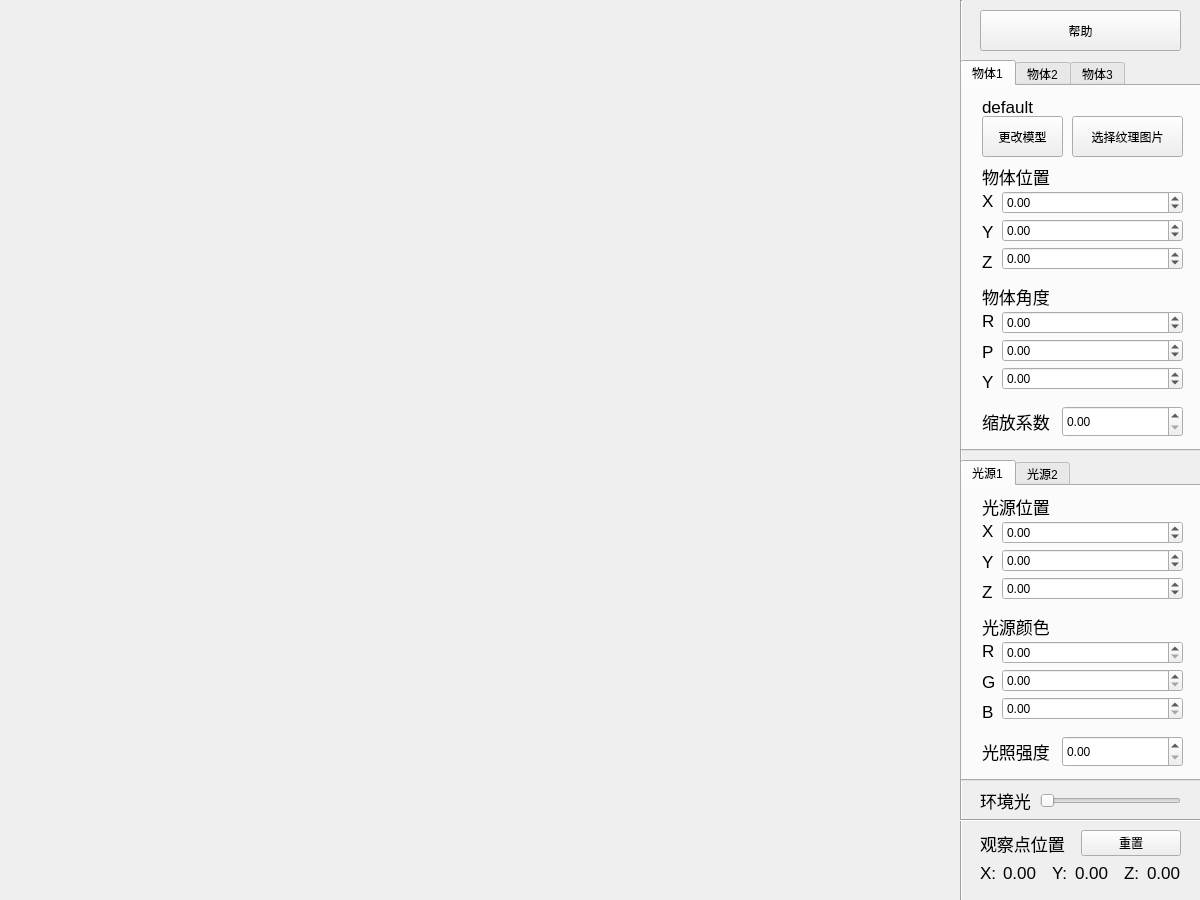
Above: src/interactive_rendering_tool.ui from QianHou/Interactive-Rendering-Tool before the change. Below: the same form after it.
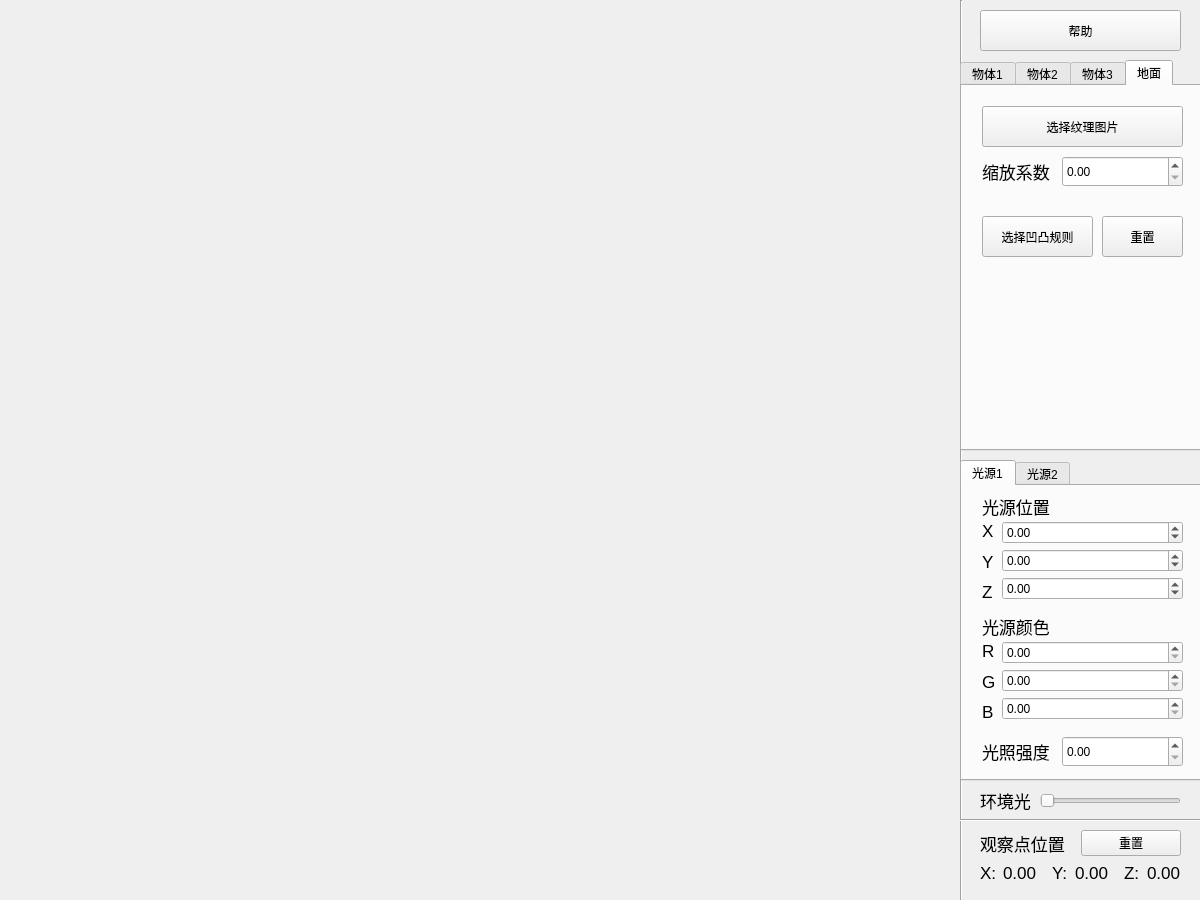
That is the form after the change. The open tabs and pages were chosen to show the change.

Diff of the .ui file:
```diff
--- a/src/interactive_rendering_tool.ui
+++ b/src/interactive_rendering_tool.ui
@@ -1976,6 +1976,87 @@
      </property>
     </widget>
    </widget>
+   <widget class="QWidget" name="ground_table">
+    <attribute name="title">
+     <string>地面</string>
+    </attribute>
+    <widget class="QPushButton" name="ground_normal_button">
+     <property name="geometry">
+      <rect>
+       <x>20</x>
+       <y>130</y>
+       <width>111</width>
+       <height>41</height>
+      </rect>
+     </property>
+     <property name="text">
+      <string>选择凹凸规则</string>
+     </property>
+    </widget>
+    <widget class="QPushButton" name="ground_normal_rst_button">
+     <property name="geometry">
+      <rect>
+       <x>140</x>
+       <y>130</y>
+       <width>81</width>
+       <height>41</height>
+      </rect>
+     </property>
+     <property name="text">
+      <string>重置</string>
+     </property>
+    </widget>
+    <widget class="QLabel" name="ground_scale_title">
+     <property name="geometry">
+      <rect>
+       <x>20</x>
+       <y>70</y>
+       <width>81</width>
+       <height>31</height>
+      </rect>
+     </property>
+     <property name="font">
+      <font>
+       <pointsize>13</pointsize>
+      </font>
+     </property>
+     <property name="text">
+      <string>缩放系数</string>
+     </property>
+    </widget>
+    <widget class="QDoubleSpinBox" name="ground_scale_setbox">
+     <property name="geometry">
+      <rect>
+       <x>100</x>
+       <y>70</y>
+       <width>121</width>
+       <height>31</height>
+      </rect>
+     </property>
+     <property name="maximum">
+      <double>100.000000000000000</double>
+     </property>
+     <property name="singleStep">
+      <double>0.010000000000000</double>
+     </property>
+     <property name="value">
+      <double>0.000000000000000</double>
+     </property>
+    </widget>
+    <widget class="QPushButton" name="ground_texture_button">
+     <property name="geometry">
+      <rect>
+       <x>20</x>
+       <y>20</y>
+       <width>201</width>
+       <height>41</height>
+      </rect>
+     </property>
+     <property name="text">
+      <string>选择纹理图片</string>
+     </property>
+    </widget>
+   </widget>
   </widget>
   <widget class="QPushButton" name="help_button">
    <property name="geometry">
```
